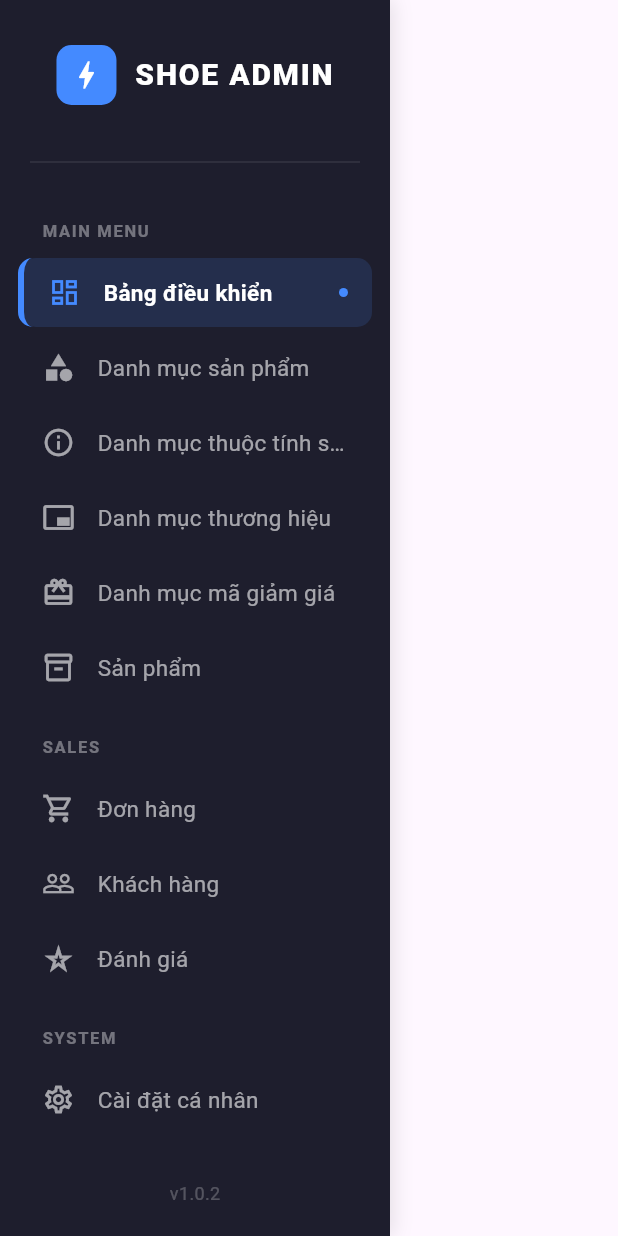
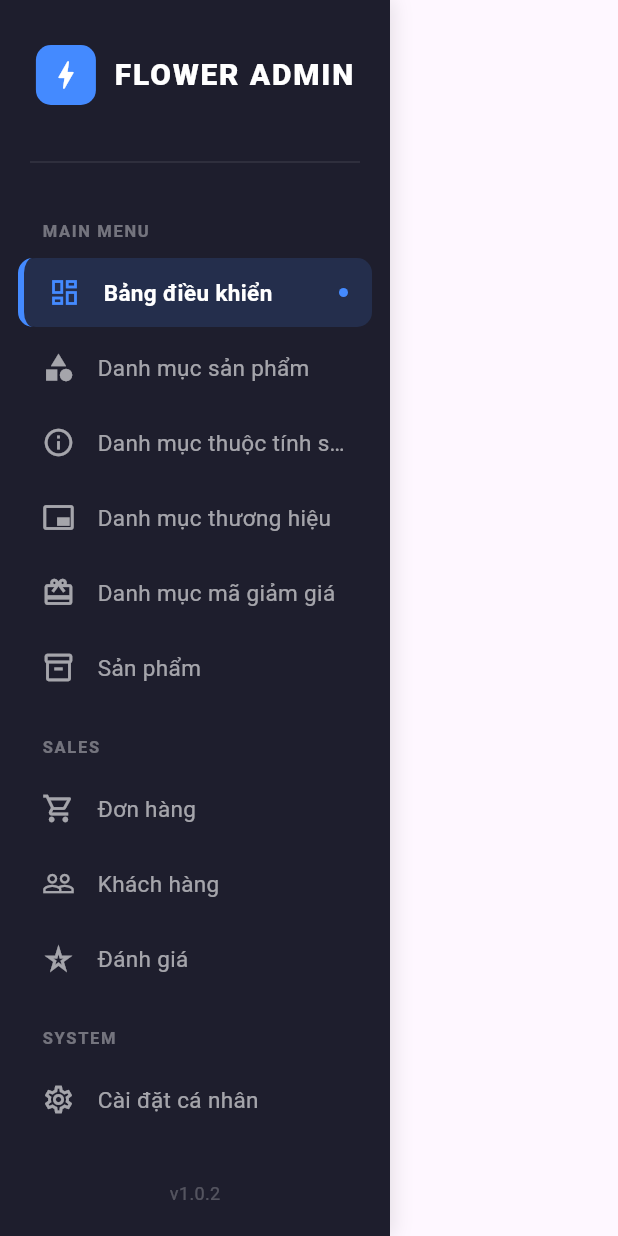
Before and after one commit to kimngan11/6451071049_6451071091_MAP_WEB, a Flutter app: the Sidebar widget shown alone on an empty page, opened directly with empty values, on a phone screen of 412 x 824 dp. Run offline on Flutter 3.47's test engine with Material 3 defaults, Android fonts, the phone set to English and light mode, and no system bars; our stand-ins replace cloud_firestore, firebase_core, fl_chart, shared_preferences; missing offline and left inert: flutter_quill; accounts and stored records are empty.

Commit message:
fix: name admin

```diff
--- a/lib/views/layout/sidebar.dart
+++ b/lib/views/layout/sidebar.dart
@@ -47,7 +47,7 @@ class _SidebarState extends State<Sidebar> {
                 const SizedBox(width: 12),
                 const Flexible(
                   child: Text(
-                    "SHOE ADMIN",
+                    "FLOWER ADMIN",
                     style: TextStyle(
                       color: Colors.white,
                       fontSize: 20,
```
Also changed, not shown: assets/logo/logo_tiemhoa.png (added).
